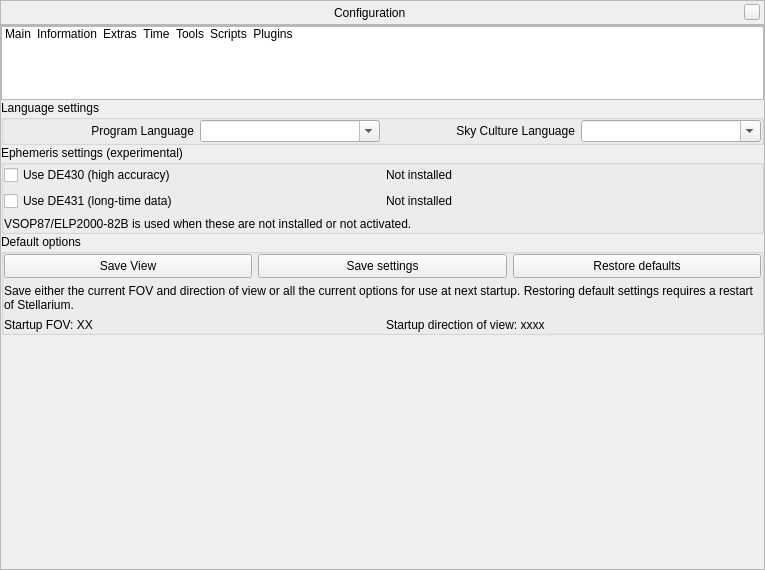
This is src/gui/configurationDialog.ui in 519984307/stellarium_src as Qt 5 draws it before an edit. The edited form follows.
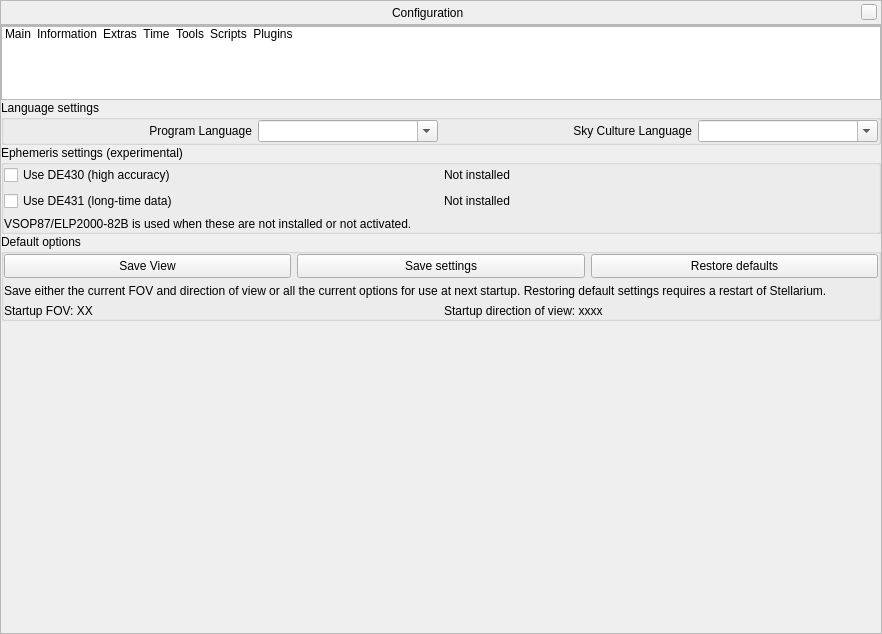
This is the edited form. Icons and pictures are not drawn. Custom widgets are drawn as their Qt base class.

Commit message: Extract new lines for translation

The edit to the form file:
```diff
--- a/src/gui/configurationDialog.ui
+++ b/src/gui/configurationDialog.ui
@@ -6,8 +6,8 @@
    <rect>
     <x>0</x>
     <y>0</y>
-    <width>764</width>
-    <height>570</height>
+    <width>882</width>
+    <height>634</height>
    </rect>
   </property>
   <layout class="QVBoxLayout">
```
Left out of the diff: 5 changed lines with no effect on the pictures.
